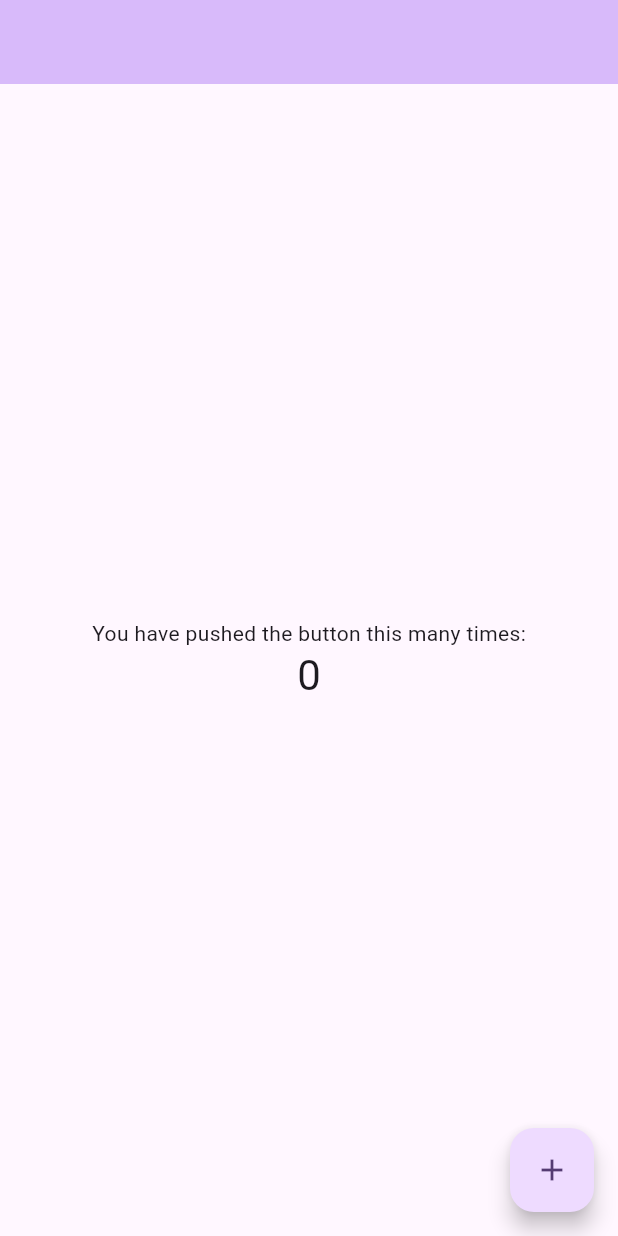
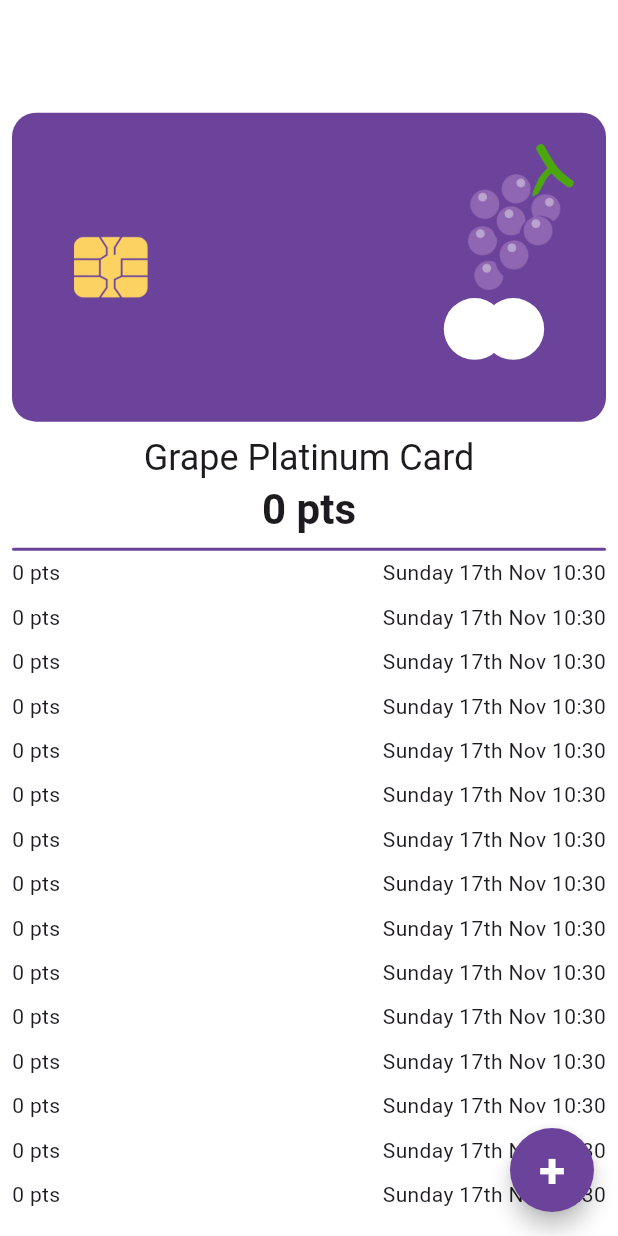
Before and after one commit to adarista012/grape_platinum_card, a Flutter app: the screen it shows after launch, on a phone screen of 412 x 824 dp. Run offline on Flutter 3.47's test engine with Material 3 defaults, Android fonts, the phone set to English and light mode, and no system bars; our stand-ins replace get.

Commit message:
[design][home page]

```diff
--- /dev/null
+++ b/lib/app/presentation/home/home_controller.dart
@@ -0,0 +1,6 @@
+import 'package:get/get.dart';
+
+class HomeController extends GetxController {
+  int _points = 0;
+  int get points => _points;
+}
--- a/lib/app/presentation/home/home_page.dart
+++ b/lib/app/presentation/home/home_page.dart
@@ -1,78 +1,158 @@
 import 'package:flutter/material.dart';
+import 'package:get/get.dart';
+import 'package:grape_platinum_card/app/app_colors.dart';
+import 'package:grape_platinum_card/app/presentation/home/home_controller.dart';
+import 'package:grape_platinum_card/app/presentation/home/widgets/card.dart';
+import 'package:grape_platinum_card/app/presentation/home/widgets/points_label.dart';
+import 'package:grape_platinum_card/app/presentation/widgets/gap.dart';
+import 'package:grape_platinum_card/app/presentation/widgets/horizontal_divider.dart';
+import 'package:intl/intl.dart';
 
-class HomePage extends StatefulWidget {
+class HomePage extends StatelessWidget {
   const HomePage({super.key});
 
   @override
-  State<HomePage> createState() => _MyHomePageState();
-}
+  Widget build(BuildContext context) {
+    int padding = 8;
 
-class _MyHomePageState extends State<HomePage> {
-  int _counter = 0;
-
-  void _incrementCounter() {
-    setState(() {
-      // This call to setState tells the Flutter framework that something has
-      // changed in this State, which causes it to rerun the build method below
-      // so that the display can reflect the updated values. If we changed
-      // _counter without calling setState(), then the build method would not be
-      // called again, and so nothing would appear to happen.
-      _counter++;
-    });
-  }
-
-  @override
-  Widget build(BuildContext context) {
-    // This method is rerun every time setState is called, for instance as done
-    // by the _incrementCounter method above.
-    //
-    // The Flutter framework has been optimized to make rerunning build methods
-    // fast, so that you can just rebuild anything that needs updating rather
-    // than having to individually change instances of widgets.
     return Scaffold(
-      appBar: AppBar(
-        // TRY THIS: Try changing the color here to a specific color (to
-        // Colors.amber, perhaps?) and trigger a hot reload to see the AppBar
-        // change color while the other colors stay the same.
-        backgroundColor: Theme.of(context).colorScheme.inversePrimary,
-        // Here we take the value from the MyHomePage object that was created by
-        // the App.build method, and use it to set our appbar title.
-        // title: Text(widget.title),
-      ),
-      body: Center(
-        // Center is a layout widget. It takes a single child and positions it
-        // in the middle of the parent.
-        child: Column(
-          // Column is also a layout widget. It takes a list of children and
-          // arranges them vertically. By default, it sizes itself to fit its
-          // children horizontally, and tries to be as tall as its parent.
-          //
-          // Column has various properties to control how it sizes itself and
-          // how it positions its children. Here we use mainAxisAlignment to
-          // center the children vertically; the main axis here is the vertical
-          // axis because Columns are vertical (the cross axis would be
-          // horizontal).
-          //
-          // TRY THIS: Invoke "debug painting" (choose the "Toggle Debug Paint"
-          // action in the IDE, or press "p" in the console), to see the
-          // wireframe for each widget.
-          mainAxisAlignment: MainAxisAlignment.center,
-          children: <Widget>[
-            const Text(
-              'You have pushed the button this many times:',
-            ),
-            Text(
-              '$_counter',
-              style: Theme.of(context).textTheme.headlineMedium,
-            ),
-          ],
+      backgroundColor: AppColors.white,
+      body: Padding(
+        padding: EdgeInsets.all(padding.toDouble()),
+        child: GetBuilder(
+          init: HomeController(),
+          builder: (controler) {
+            return Column(
+              children: [
+                Expanded(
+                  flex: 4,
+                  child: Column(
+                    mainAxisAlignment: MainAxisAlignment.end,
+                    children: [
+                      card(context, padding),
+                      gap(height: 8.0),
+                      Text(
+                        'Grape Platinum Card',
+                        style: Theme.of(context).textTheme.headlineSmall,
+                      ),
+                      pointsLabel(controler.points, context),
+                      gap(height: 8.0),
+                      horizontalDivider(),
+                    ],
+                  ),
+                ),
+                Expanded(
+                  flex: 5,
+                  child: Container(
+                    child: ListView.builder(
+                      itemCount: 21,
+                      shrinkWrap: true,
+                      padding: EdgeInsets.zero,
+                      itemBuilder: (BuildContext context, int index) {
+                        return Padding(
+                          padding: const EdgeInsets.symmetric(vertical: 4.8),
+                          child: Row(
+                            mainAxisAlignment: MainAxisAlignment.spaceBetween,
+                            children: [
+                              Text(
+                                  '${controler.points} ${controler.points == 1 ? 'pt' : 'pts'}'),
+                              Text(_format(DateTime.now())),
+                            ],
+                          ),
+                        );
+                      },
+                    ),
+                  ),
+                ),
+              ],
+            );
+          },
         ),
       ),
       floatingActionButton: FloatingActionButton(
-        onPressed: _incrementCounter,
-        tooltip: 'Increment',
-        child: const Icon(Icons.add),
-      ), // This trailing comma makes auto-formatting nicer for build methods.
+        backgroundColor: AppColors.main,
+        shape: const CircleBorder(),
+        onPressed: () {},
+        child: Text(
+          '+',
+          style: Theme.of(context)
+              .textTheme
+              .headlineLarge
+              ?.copyWith(color: AppColors.white, fontWeight: FontWeight.bold),
+        ),
+      ),
     );
   }
 }
+
+// class HomePage extends StatefulWidget {
+//   const HomePage({super.key});
+
+//   @override
+//   State<HomePage> createState() => _MyHomePageState();
+// }
+
+// class _MyHomePageState extends State<HomePage> {
+//   int _counter = 0;
+
+//   void _incrementCounter() {
+//     setState(() {
+//       // This call to setState tells the Flutter framework that something has
+//       // changed in this State, which causes it to rerun the build method below
+//       // so that the display can reflect the updated values. If we changed
+//       // _counter without calling setState(), then the build method would not be
+//       // called again, and so nothing would appear to happen.
+//       _counter++;
+//     });
+//   }
+
+//   @override
+//   Widget build(BuildContext context) {
+//     // This method is rerun every time setState is called, for instance as done
+//     // by the _incrementCounter method above.
+//     //
+//     // The Flutter framework has been optimized to make rerunning build methods
+//     // fast, so that you can just rebuild anything that needs updating rather
+//     // than having to individually change instances of widgets.
+//     return Scaffold(
+//       appBar: AppBar(
+//         // TRY THIS: Try changing the color here to a specific color (to
+//         // Colors.amber, perhaps?) and trigger a hot reload to see the AppBar
+//         // change color while the other colors stay the same.
+//         backgroundColor: Theme.of(context).colorScheme.inversePrimary,
+//         // Here we take the value from the MyHomePage object that was created by
+//         // the App.build method, and use it to set our appbar title.
+//         // title: Text(widget.title),
+//       ),
+//       body: Center(
+//         // Center is a layout widget. It takes a single child and positions it
+//         // in the middle of the parent.
+//         child: Column(
+//           mainAxisAlignment: MainAxisAlignment.center,
+//           children: <Widget>[
+//             const Text(
+//               'You have pushed the button this many times:',
+//             ),
+//             Text(
+//               '$_counter',
+//               style: Theme.of(context).textTheme.headlineMedium,
+//             ),
+//           ],
+//         ),
+//       ),
+//       floatingActionButton: FloatingActionButton(
+//         onPressed: _incrementCounter,
+//         tooltip: 'Increment',
+//         child: const Icon(Icons.add),
+//       ), // This trailing comma makes auto-formatting nicer for build methods.
+//     );
+//   }
+// }
+String _format(DateTime date) {
+  var suffix = "th";
+  var digit = date.day % 10;
+  if ((digit > 0 && digit < 4) && (date.day < 11 || date.day > 13)) {
+    suffix = ["st", "nd", "rd"][digit - 1];
+  }
+  return DateFormat("EEEE d'$suffix' MMM kk:mm").format(date).toString();
+}
--- a/lib/app/presentation/splash/splash_controller.dart
+++ b/lib/app/presentation/splash/splash_controller.dart
@@ -9,7 +9,7 @@ class SplashController extends GetxController {
   }
 
   void _init() async {
-    await Future.delayed(const Duration(seconds: 3));
+    await Future.delayed(const Duration(seconds: 2));
     _routeName = Routes.HOME;
     if (_routeName != null) {
       Get.offAllNamed(_routeName!);
--- /dev/null
+++ b/lib/app/presentation/widgets/horizontal_divider.dart
@@ -0,0 +1,10 @@
+import 'package:flutter/widgets.dart';
+import 'package:grape_platinum_card/app/app_colors.dart';
+
+Widget horizontalDivider() => Container(
+      height: 2,
+      decoration: BoxDecoration(
+        color: AppColors.main,
+        borderRadius: BorderRadius.circular(8.0),
+      ),
+    );
```
